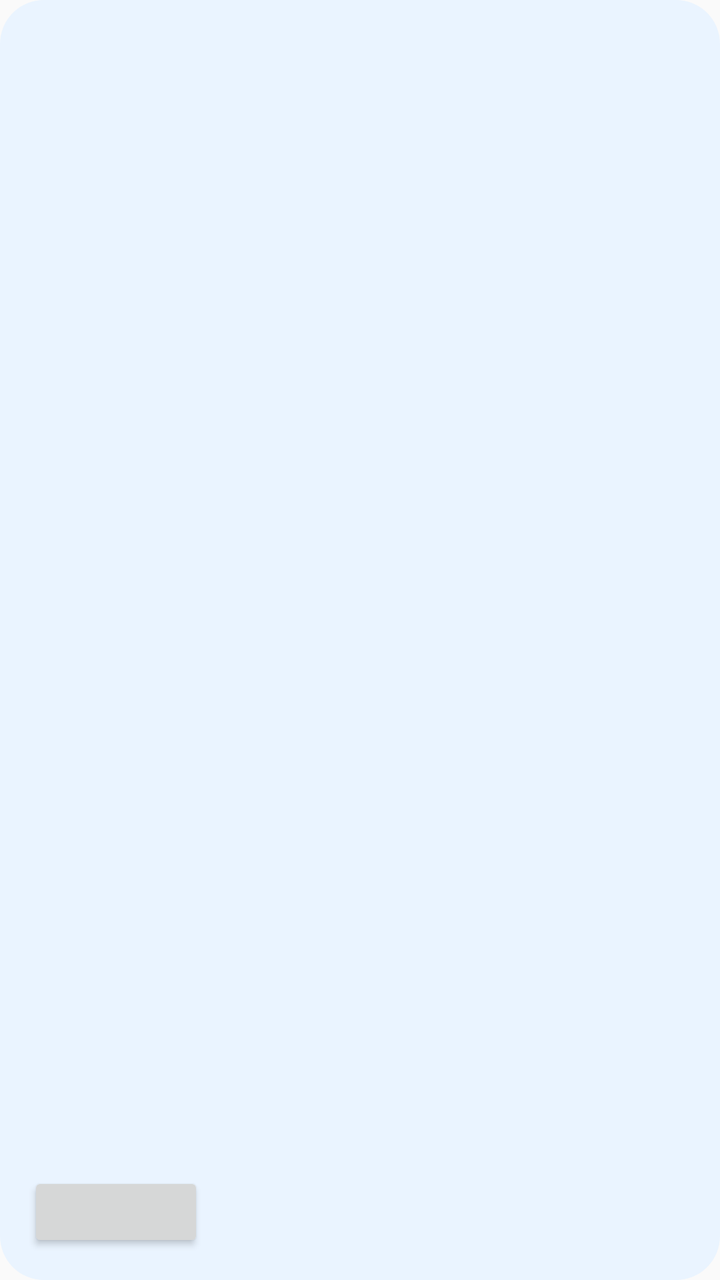
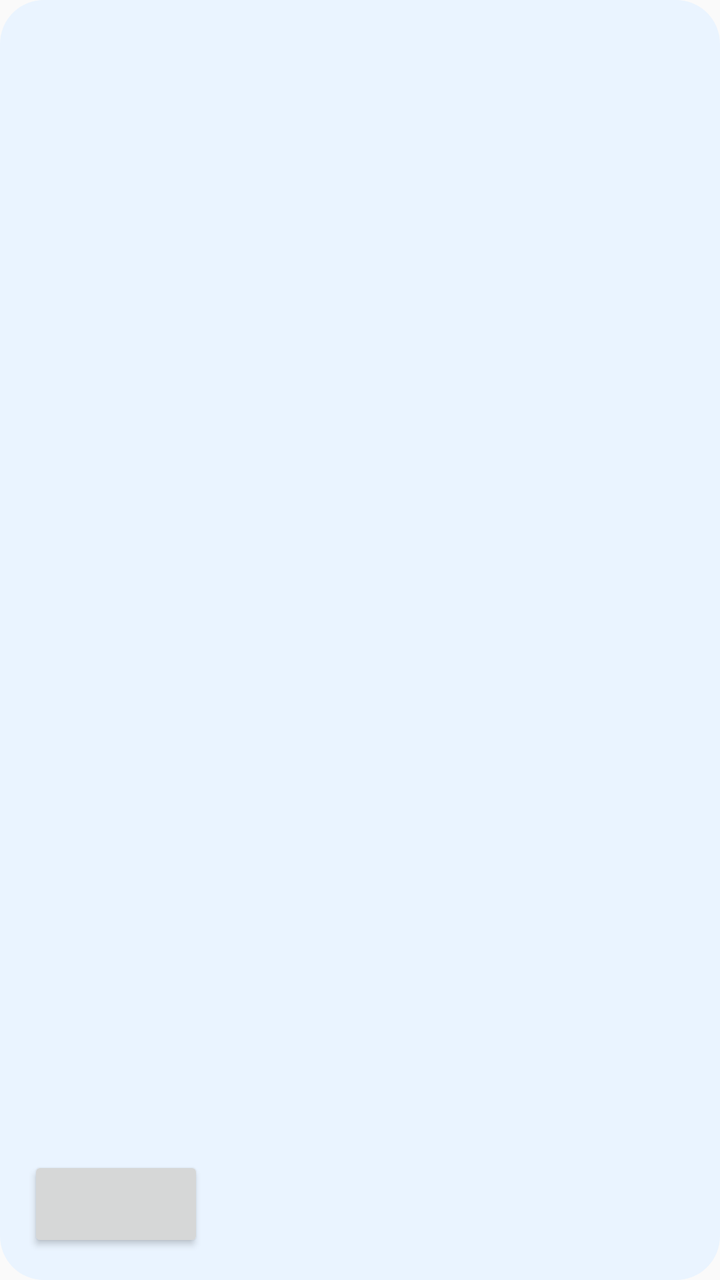

Two renders of the same Android screen: before a commit and after it. Below are the layout's source before the change and the commit's diff.
<!-- AndroidManifest.xml: application theme android:Theme.Material.Light.NoActionBar -->
<!-- res/layout/widget_panel.xml -->
<?xml version="1.0" encoding="utf-8"?>
<LinearLayout xmlns:android="http://schemas.android.com/apk/res/android"
    android:layout_width="match_parent"
    android:layout_height="match_parent"
    android:orientation="vertical"
    android:gravity="center_vertical"
    android:background="@drawable/widget_background"
    android:padding="14dp">
    <TextView
        android:id="@+id/widget_title"
        android:layout_width="match_parent"
        android:layout_height="wrap_content"
        android:textStyle="bold"
        android:textSize="17sp"
        android:textColor="#173552"
        android:maxLines="1" />
    <TextView
        android:id="@+id/widget_value"
        android:layout_width="match_parent"
        android:layout_height="0dp"
        android:layout_weight="1"
        android:gravity="center_vertical"
        android:textSize="15sp"
        android:textColor="#34485B"
        android:maxLines="3"
        android:ellipsize="end" />
    <Button
        android:id="@+id/widget_action"
        android:layout_width="wrap_content"
        android:layout_height="wrap_content"
        android:minHeight="40dp"
        android:textSize="13sp"
        android:textAllCaps="false" />
</LinearLayout>
<!-- resources referenced by this layout -->
<resources>
  <!-- drawable widget_background (drawable) -->
  <?xml version="1.0" encoding="utf-8"?>
  <shape xmlns:android="http://schemas.android.com/apk/res/android" android:shape="rectangle">
      <solid android:color="#EAF4FF" />
      <corners android:radius="22dp" />
  </shape>
</resources>

<!-- the commit's change to res/layout/widget_panel.xml (unified diff, before → after) -->
@@ -13,7 +13,8 @@
         android:textStyle="bold"
         android:textSize="17sp"
         android:textColor="#173552"
-        android:maxLines="1" />
+        android:maxLines="2"
+        android:ellipsize="end" />
     <TextView
         android:id="@+id/widget_value"
         android:layout_width="match_parent"
@@ -24,11 +25,23 @@
         android:textColor="#34485B"
         android:maxLines="3"
         android:ellipsize="end" />
+    
+    <TextClock
+        android:id="@+id/widget_live_clock"
+        android:layout_width="match_parent"
+        android:layout_height="0dp"
+        android:layout_weight="1"
+        android:visibility="gone"
+        android:gravity="center_vertical"
+        android:format12Hour="dd/MM/yyyy  h:mm a"
+        android:format24Hour="dd/MM/yyyy  HH:mm"
+        android:textSize="18sp"
+        android:textColor="#173552" />
     <Button
         android:id="@+id/widget_action"
         android:layout_width="wrap_content"
         android:layout_height="wrap_content"
-        android:minHeight="40dp"
+        android:minHeight="48dp"
         android:textSize="13sp"
         android:textAllCaps="false" />
 </LinearLayout>
